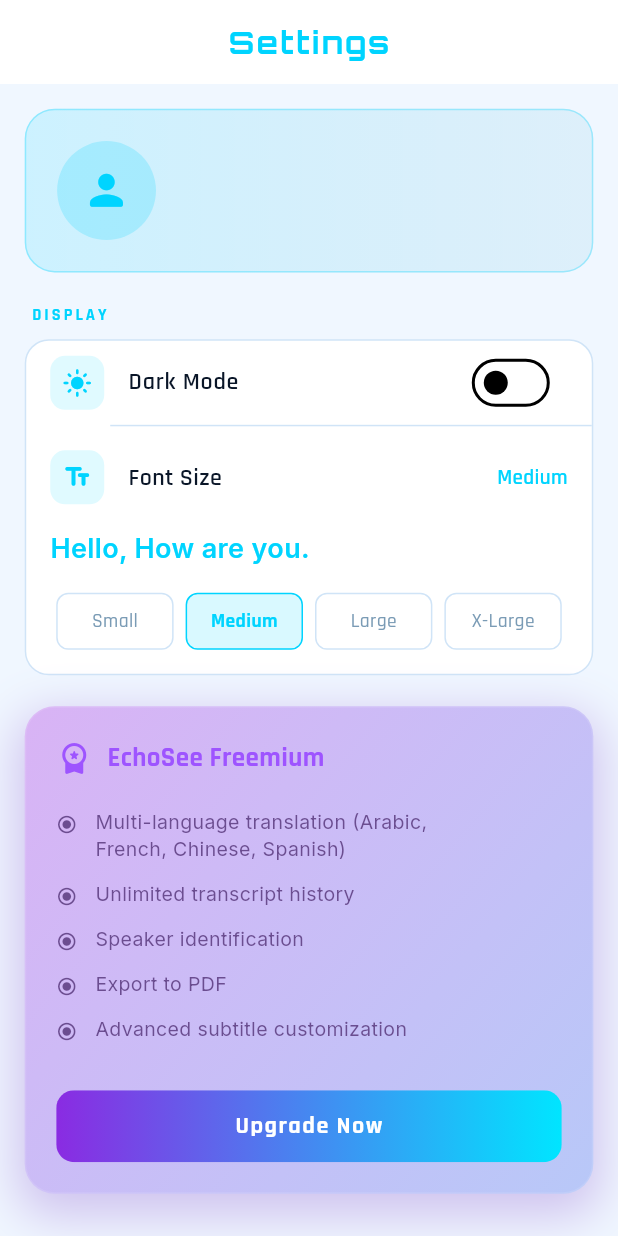
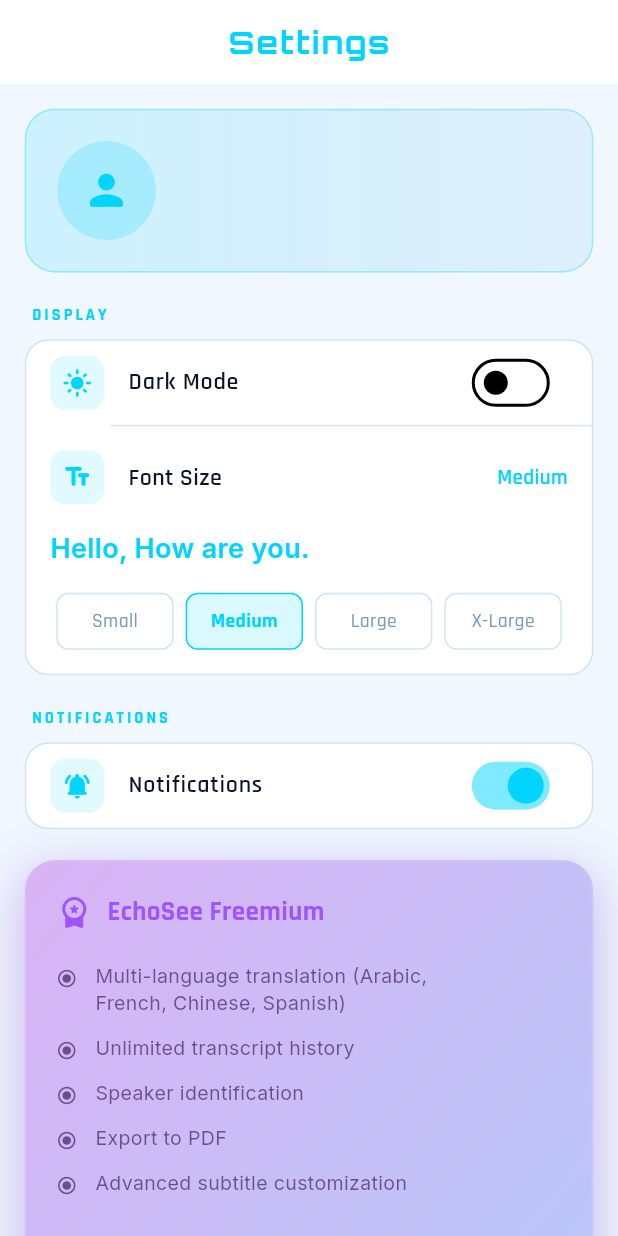
Before and after one commit to ghazanfar-ali-tech/echosee_app, a Flutter app: the SettingsScreen screen opened directly, on a phone screen of 412 x 824 dp. Run offline on Flutter 3.47's test engine with Material 3 defaults, Android fonts, the light colour scheme and no system bars; our stand-ins replace connectivity_plus, firebase_auth, firebase_core, flutter_blue_plus, flutter_local_notifications, flutter_tts and 8 more; missing offline and left inert: bluetooth_classic, record, tflite_flutter; accounts and stored records are empty.

Commit message:
gradle error resolved, and notfications, settings modified 2

```diff
--- a/lib/login_screen.dart
+++ b/lib/login_screen.dart
@@ -238,7 +238,7 @@
                                   roundedButton(
                                     progressIndcatorColor:
                                         AppConstants.getColors(context).isDark
-                                        ? Colors.white
+                                        ? Colors.black.withAlpha(200)
                                         : Colors.blue,
                                     gradientColors:
                                         AppConstants.getColors(context).isDark
@@ -257,7 +257,10 @@
                                         : googleIcon(size),
                                     icon: Icons.g_mobiledata,
                                     radius: 12,
-                                    borderColor: Colors.grey,
+                                    borderColor:
+                                        AppConstants.getColors(context).isDark
+                                        ? Colors.transparent
+                                        : Colors.grey.withAlpha(100),
                                     useGradient: false,
                                     //  borderColor: cardBorder,
                                     textColor: const Color(0xFF6780A9),
--- a/lib/provider/setting_provider.dart
+++ b/lib/provider/setting_provider.dart
@@ -6,14 +6,15 @@
 class SettingsProvider extends ChangeNotifier {
   final SettingsRepository _repository;
   static const String _darkModeKey = 'dark_mode';
+  static const String _notificationsKey = 'notifications_enabled';
 
   late SettingsModel _settings;
+  bool _isNotificationsEnabled = true;
 
   SettingsProvider({
     SettingsRepository? repository,
-    bool initialDarkMode = false, // ← new param
+    bool initialDarkMode = false,
   }) : _repository = repository ?? SettingsRepository() {
-    // Set dark mode immediately — no async gap, no flash
     _settings = SettingsModel(isDarkMode: initialDarkMode);
     _loadOtherSettings();
   }
@@ -24,19 +25,32 @@
   int get subtitleColor => _settings.subtitleColor;
   String get selectedLanguage => _settings.selectedLanguage;
   bool get isPremium => _settings.isPremium;
+  bool get isNotificationsEnabled => _isNotificationsEnabled;
 
   // Load SQLite settings without touching dark mode
   Future<void> _loadOtherSettings() async {
     final settings = await _repository.getSettings();
     // Preserve the already-correct dark mode value
     _settings = settings.copyWith(isDarkMode: _settings.isDarkMode);
+
+    final prefs = await SharedPreferences.getInstance();
+    _isNotificationsEnabled = prefs.getBool(_notificationsKey) ?? true;
     notifyListeners();
+  }
+
+  Future<void> setNotificationsEnabled(bool value) async {
+    if (_isNotificationsEnabled == value) return;
+    _isNotificationsEnabled = value;
+    notifyListeners();
+
+    final prefs = await SharedPreferences.getInstance();
+    await prefs.setBool(_notificationsKey, value);
   }
 
   Future<void> toggleDarkMode() async {
     final newValue = !_settings.isDarkMode;
     _settings = _settings.copyWith(isDarkMode: newValue);
-    notifyListeners(); // instant UI update
+    notifyListeners();
 
     final prefs = await SharedPreferences.getInstance();
     await prefs.setBool(_darkModeKey, newValue);
@@ -81,10 +95,8 @@
     await _repository.updateSetting('is_premium', value);
   }
 
-  // In SettingsProvider — add this public method
   Future<void> loadSettings() async {
     final settings = await _repository.getSettings();
-    // Preserve the already-correct dark mode from SharedPreferences
     _settings = settings.copyWith(isDarkMode: _settings.isDarkMode);
     notifyListeners();
   }
--- a/lib/setting_screen.dart
+++ b/lib/setting_screen.dart
@@ -185,6 +185,19 @@
                 ),
               ),
               SizedBox(height: size.height * 0.025),
+
+              FadeSlideIn(
+                delay: const Duration(milliseconds: 90),
+                child: _SettingsSection(
+                  title: 'Notifications',
+                  isDark: isDark,
+                  children: [
+                    _NotificationsToggle(sp: sp, isDark: isDark),
+                  ],
+                ),
+              ),
+              SizedBox(height: size.height * 0.025),
+
               if (!sp.isPremium) ...[
                 FadeSlideIn(
                   delay: const Duration(milliseconds: 30),
@@ -416,6 +429,50 @@
       trailing: Switch(
         value: sp.isDarkMode,
         onChanged: (_) => sp.toggleDarkMode(),
+        activeColor: AppColors.primary,
+      ),
+    );
+  }
+}
+
+class _NotificationsToggle extends StatelessWidget {
+  final SettingsProvider sp;
+  final bool isDark;
+  const _NotificationsToggle({required this.sp, required this.isDark});
+
+  @override
+  Widget build(BuildContext context) {
+    return ListTile(
+      leading: Container(
+        width: 36,
+        height: 36,
+        decoration: BoxDecoration(
+          color: AppColors.primary.withOpacity(0.12),
+          borderRadius: BorderRadius.circular(10),
+        ),
+        child: AnimatedSwitcher(
+          duration: AppConstants.animNormal,
+          child: Icon(
+            sp.isNotificationsEnabled
+                ? Icons.notifications_active_rounded
+                : Icons.notifications_off_rounded,
+            key: ValueKey(sp.isNotificationsEnabled),
+            color: AppColors.primary,
+            size: 20,
+          ),
+        ),
+      ),
+      title: Text(
+        'Notifications',
+        style: GoogleFonts.rajdhani(
+          fontWeight: FontWeight.w600,
+          fontSize: 16,
+          color: isDark ? AppColors.darkText : AppColors.lightText,
+        ),
+      ),
+      trailing: Switch(
+        value: sp.isNotificationsEnabled,
+        onChanged: (value) => sp.setNotificationsEnabled(value),
         activeColor: AppColors.primary,
       ),
     );
```
